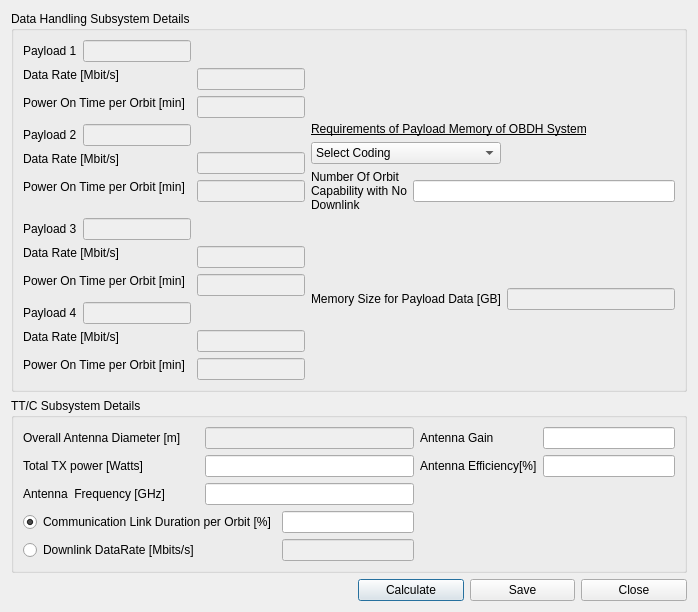
First picture: the form in sta-src/SEM/DataCommGUI.ui, repository Dwarf-Planet-Project/SpaceDesignTool, before the edit.
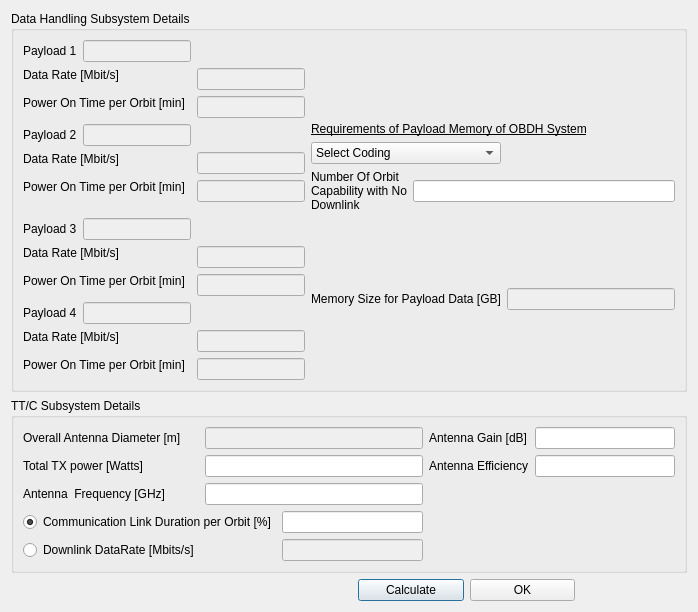
Second picture: the form after the edit.

Commit message:
Scenario material properties, antenna efficiency are added.
SEM modules are revised and fixed to retrieve and make calculations from scenario.xsd

EclipseDuration function is cleaned and fixed

Diff of the .ui file:
```diff
--- a/sta-src/SEM/DataCommGUI.ui
+++ b/sta-src/SEM/DataCommGUI.ui
@@ -507,7 +507,7 @@
       <item row="0" column="3">
        <widget class="QLabel" name="label_7">
         <property name="text">
-         <string>Antenna Gain</string>
+         <string>Antenna Gain [dB]</string>
         </property>
        </widget>
       </item>
@@ -547,7 +547,7 @@
       <item row="1" column="3">
        <widget class="QLabel" name="label_9">
         <property name="text">
-         <string>Antenna Efficiency[%]</string>
+         <string>Antenna Efficiency</string>
         </property>
        </widget>
       </item>
@@ -638,14 +638,7 @@
    <item row="2" column="2">
     <widget class="QPushButton" name="DataCommSavePushButton">
      <property name="text">
-      <string>Save</string>
-     </property>
-    </widget>
-   </item>
-   <item row="2" column="3">
-    <widget class="QPushButton" name="DataCommClosePushButton">
-     <property name="text">
-      <string>Close</string>
+      <string>OK</string>
      </property>
     </widget>
    </item>
```
Left out of the diff: 16 changed lines with no effect on the pictures. The commit also changes 28 other files.
